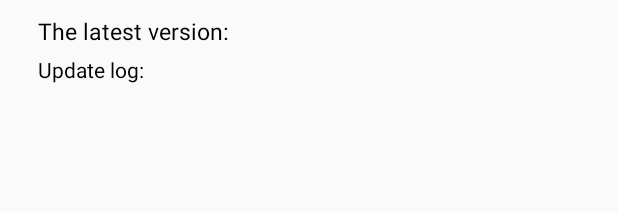
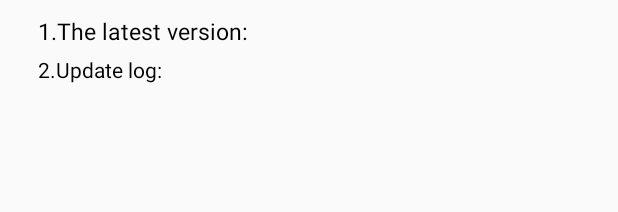
Before and after one commit to zsh065400/NewQRcode, an Android app: the layout update_popup.xml on its own in the app's theme, with its tools: preview values and no code run, on a phone screen of 412 x 824 dp. Shown: the top 212 px of the screen. Run offline under Robolectric (Android 15) with nearby library versions, the phone set to English and light mode, and no system bars.

Commit message:
版本更新完成2

```diff
--- a/app/src/main/java/org/laosao/two/activitys/AboutInfoActivity.java
+++ b/app/src/main/java/org/laosao/two/activitys/AboutInfoActivity.java
@@ -77,8 +77,7 @@ public class AboutInfoActivity extends BaseActivity {
 			case R.id.btnShareApp:
 				GeneralUtil.shareMsg(this, "分享：" + getString(R.string.app_name),
 						mMsgTitle,
-						mMsgTitle + mMsgContent,
-						null);
+						mMsgTitle + mMsgContent);
 				break;
 		}
 	}
--- a/app/src/main/res/values/strings.xml
+++ b/app/src/main/res/values/strings.xml
@@ -215,8 +215,8 @@
 	<string name="main_aty_phone">phone qr code</string>
 	<string name="wifi_name_hint">Please enter the name of the wifi</string>
 	<string name="wifi_pw_hint">Please enter the wifi password</string>
-	<string name="new_version_code">The latest version:</string>
-	<string name="update_content">Update log: \n</string>
+	<string name="new_version_code">1.The latest version:</string>
+	<string name="update_content">2.Update log: \n</string>
 	<string name="find_new_version">Found the new version</string>
 	<string name="update">Update</string>
 	<string name="toast_new_version">Current for the latest version:</string>
```
Also changed, not shown: app/src/main/java/org/laosao/two/utils/GeneralUtil.java (+1 -13 lines), 2 other files.
